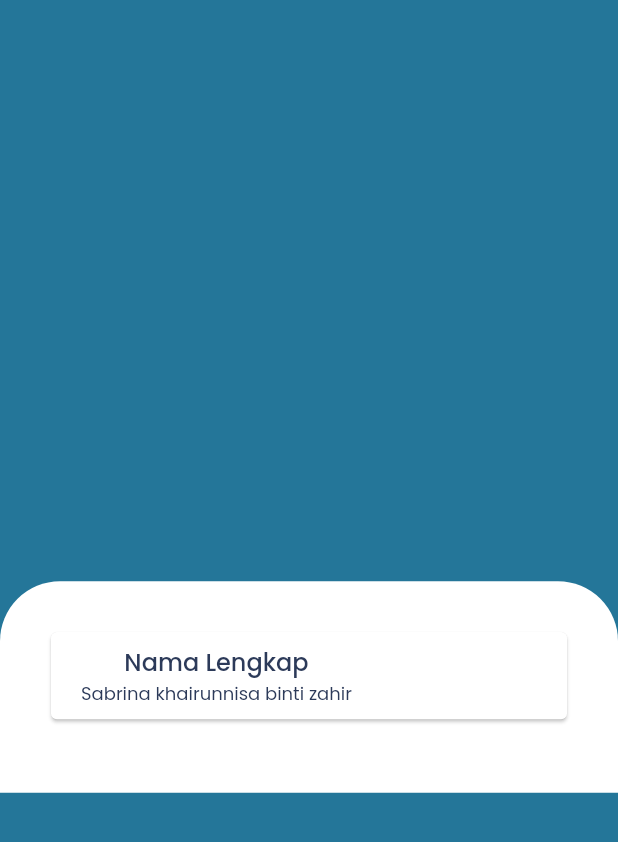
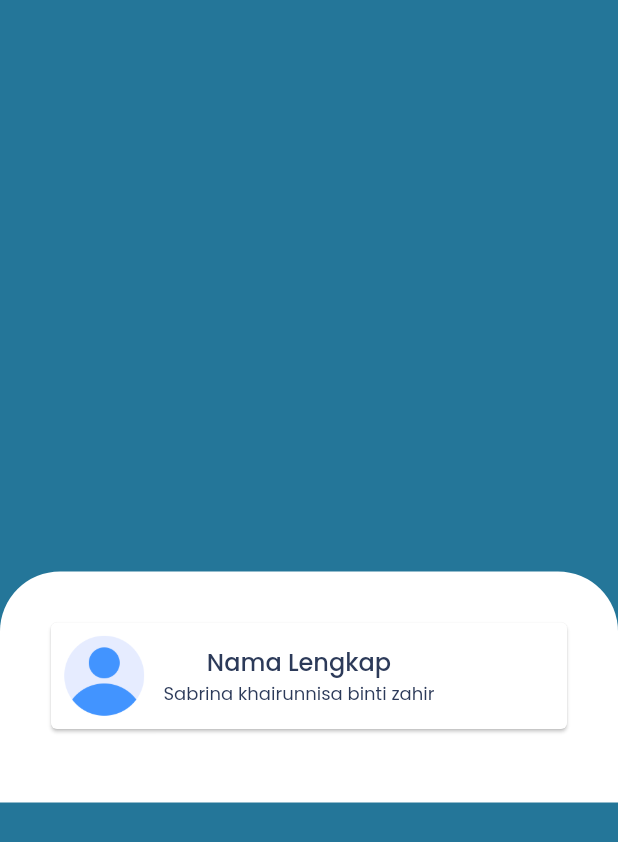
Before and after one commit to safitri02/Itc-Profile, a Flutter app: the HomePage screen opened directly, on a phone screen of 412 x 824 dp. Shown: the top 842 px of the screen. Run offline on Flutter 3.47's test engine with Material 2 defaults, Android fonts, the phone set to English and light mode, and no system bars.

```diff
--- a/lib/pages/home_page.dart
+++ b/lib/pages/home_page.dart
@@ -40,8 +40,8 @@ class HomePage extends StatelessWidget {
                   child: Column(
                     crossAxisAlignment: CrossAxisAlignment.start,
                     children: [
-                      buildCard(
-                          "Nama Lengkap", "Sabrina khairunnisa binti zahir"),
+                      buildCard("nama", "Nama Lengkap",
+                          "Sabrina khairunnisa binti zahir"),
                       SizedBox(
                         height: 15,
                       ),
@@ -56,14 +56,18 @@ class HomePage extends StatelessWidget {
     );
   }
 
-  Card buildCard(String judul, String isi) {
+  Card buildCard(String gambar, String judul, String isi) {
     return Card(
       // elevation: 3,
       child: Padding(
         padding: const EdgeInsets.all(8.0),
         child: Row(
           children: [
-            // menambahkan image icon (w: 55 h: 55)
+            Image.asset(
+              'assets/images/' + gambar + '.png',
+              width: 55,
+              height: 55,
+            ),
             SizedBox(
               width: 12,
             ),
@@ -80,7 +84,6 @@ class HomePage extends StatelessWidget {
                 ),
               ],
             ),
-            // Spacer(),
           ],
         ),
       ),
```
Also changed, not shown: assets/images/alamat.png (added), assets/images/amikom.png (deleted), assets/images/biogeo.png (deleted), assets/images/cewe.png (added), assets/images/cowo.png (added), assets/images/dina.png (deleted), assets/images/divisi.png (added), assets/images/hobi.png (added), assets/images/jogja.png (deleted), assets/images/motto.png (added), assets/images/nama.png (added), assets/images/plus.png (deleted), assets/images/prodi.png (added), assets/images/wa.png (deleted).
